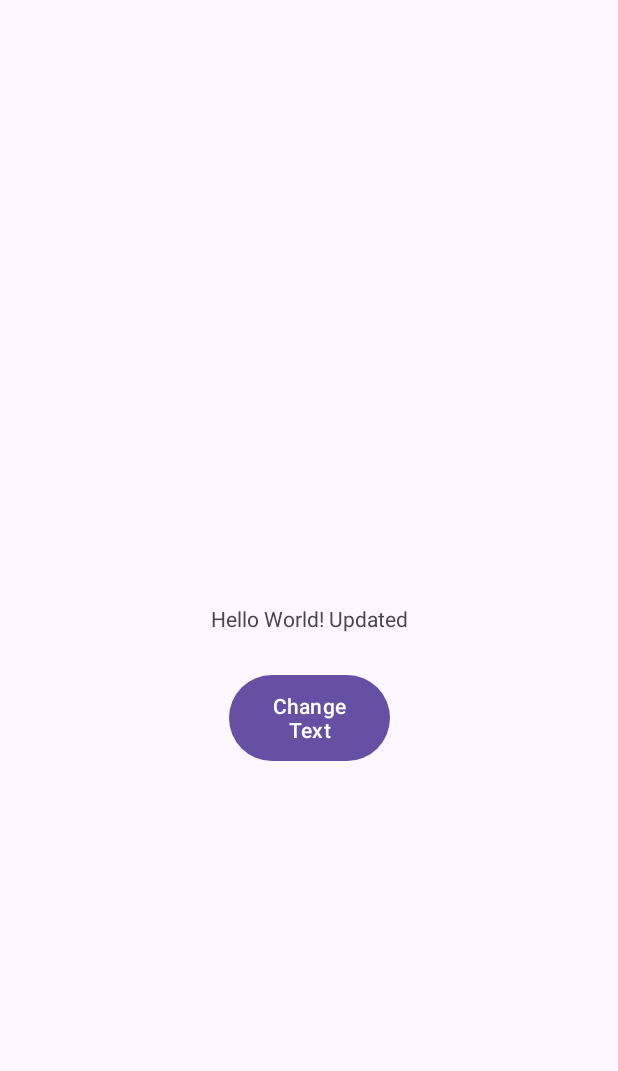
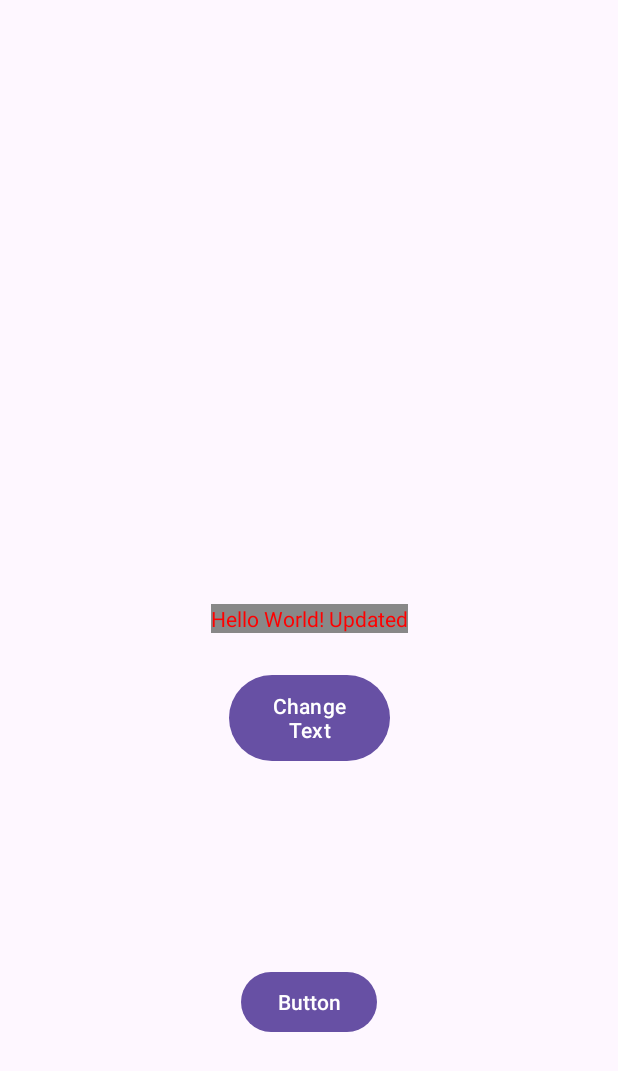
Before and after one commit to MubaraqYusuf/HelloWorld, an Android app: the screen it shows after launch (MainActivity), after a tap on "Change Text", on a phone screen of 412 x 824 dp. Shown: the top 1071 px of the screen. Run offline under Robolectric (Android 15) with nearby library versions, the phone set to English and light mode, and no system bars; 1 other tap on this screen came first.

Commit message:
Added another button and event handling logic

```diff
--- a/app/src/main/java/com/example/helloworld/MainActivity.java
+++ b/app/src/main/java/com/example/helloworld/MainActivity.java
@@ -1,7 +1,9 @@
 package com.example.helloworld;
 
+import android.graphics.Color;
 import android.os.Bundle;
 import android.view.View;
+import android.widget.Button;
 import android.widget.TextView;
 
 import androidx.activity.EdgeToEdge;
@@ -11,6 +13,8 @@ import androidx.core.view.ViewCompat;
 import androidx.core.view.WindowInsetsCompat;
 
 public class MainActivity extends AppCompatActivity {
+    TextView tvDemoLabel;
+    Button changeColorButton;
 
     @Override
     protected void onCreate(Bundle savedInstanceState) {
@@ -22,10 +26,20 @@ public class MainActivity extends AppCompatActivity {
             v.setPadding(systemBars.left, systemBars.top, systemBars.right, systemBars.bottom);
             return insets;
         });
+
+        this.tvDemoLabel = findViewById(R.id.tvDemoLabel);
+        changeColorButton = findViewById(R.id.btnChangeColor);
+        changeColorButton.setOnClickListener(new View.OnClickListener() {
+            @Override
+            public void onClick(View v) {
+                tvDemoLabel.setTextColor(Color.parseColor("#FF0000"));
+                tvDemoLabel.setBackgroundColor(Color.GRAY );
+            }
+        });
     }
 
     public void changeTextClick(View view) {
-        TextView tvDemoLabel = findViewById(R.id.tvDemoLabel);
+
         tvDemoLabel.setText("Hello World! Updated");
     }
 }
--- a/app/src/main/res/layout/activity_main.xml
+++ b/app/src/main/res/layout/activity_main.xml
@@ -33,4 +33,14 @@
         app:layout_constraintTop_toBottomOf="@+id/tvDemoLabel"
         app:layout_constraintVertical_bias="0.0" />
 
+    <Button
+        android:id="@+id/btnChangeColor"
+        android:layout_width="wrap_content"
+        android:layout_height="wrap_content"
+        android:text="Button"
+        app:layout_constraintBottom_toBottomOf="parent"
+        app:layout_constraintEnd_toEndOf="parent"
+        app:layout_constraintStart_toStartOf="parent"
+        app:layout_constraintTop_toBottomOf="@+id/btnChangeTextClick" />
+
 </androidx.constraintlayout.widget.ConstraintLayout>
```
